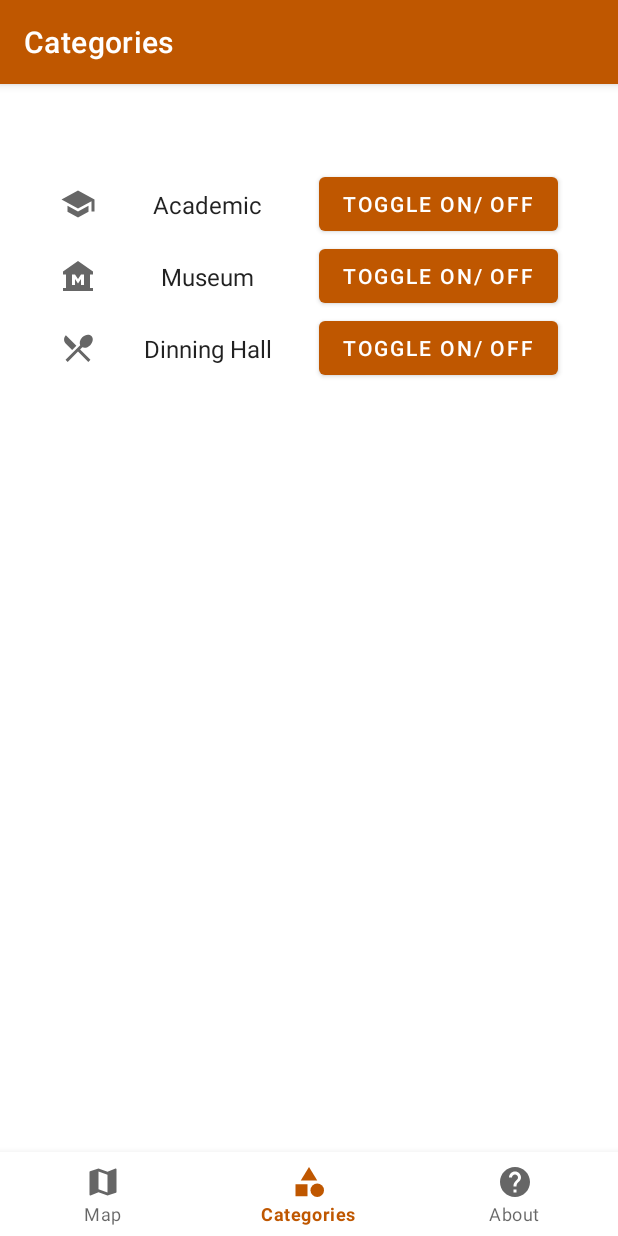
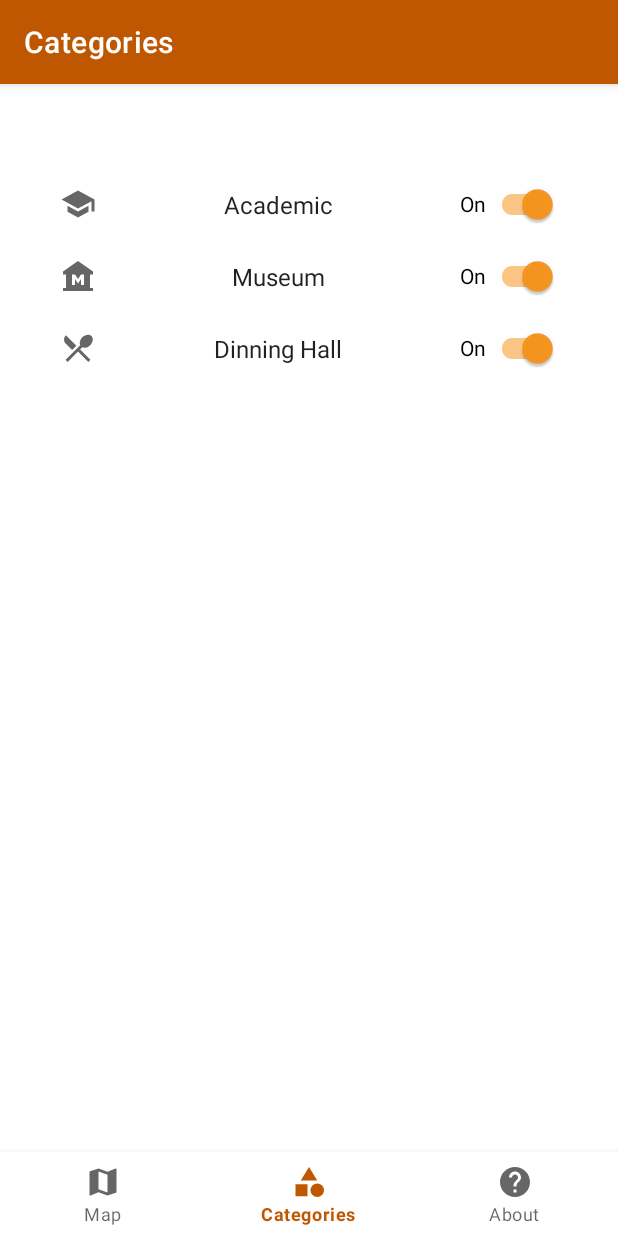
Before and after one commit to coolical/ut-map, an Android app: the CategoryFragment screen opened through its navigation route, on a phone screen of 412 x 824 dp. Run offline under Robolectric (Android 15) with nearby library versions, the phone set to English and light mode, and no system bars; our stand-ins replace navigation-ui.

Commit message:
closes #2, #3

```diff
--- a/app/src/main/java/com/example/ut_map/MyCategoryRecyclerViewAdapter.kt
+++ b/app/src/main/java/com/example/ut_map/MyCategoryRecyclerViewAdapter.kt
@@ -3,13 +3,14 @@ package com.example.ut_map
 import android.content.Context
 import android.view.LayoutInflater
 import android.view.ViewGroup
-import android.widget.Button
 import android.widget.ImageView
 import android.widget.TextView
+import android.widget.Toast
 import androidx.recyclerview.widget.RecyclerView
 import com.example.ut_map.data.DataSource.categories
 import com.example.ut_map.databinding.FragmentItemBinding
 import com.example.ut_map.model.Category
+import com.google.android.material.switchmaterial.SwitchMaterial
 
 /**
  * [RecyclerView.Adapter] that can display a category from [categories].
@@ -37,12 +38,19 @@ class MyCategoryRecyclerViewAdapter(
         val item = values[position]
         holder.contentView.text = item.name
         holder.imageView.setImageResource(item.imageResourceID)
+        if (item.toggle == false){
+            holder.button.toggle()
+            holder.button.text = resources?.getString(R.string.button_text_off)
+        }
         holder.button.setOnClickListener{
             for (category in categories){
                 if (category.name == item.name){
+                    category.toggle = !category.toggle
                     for (location in category.list){
                         location.visibility = !location.visibility
                     }
+                    Toast.makeText(context, resources?.getString(R.string.button_onToggle, item.name), Toast.LENGTH_SHORT).show()
+
                 }
             }
         }
@@ -51,10 +59,9 @@ class MyCategoryRecyclerViewAdapter(
     override fun getItemCount(): Int = values.size
 
     inner class ViewHolder(binding: FragmentItemBinding) : RecyclerView.ViewHolder(binding.root) {
-        //val idView: TextView = binding.itemNumber
         val contentView: TextView = binding.content
         val imageView: ImageView = binding.imageView
-        val button: Button = binding.button
+        val button: SwitchMaterial = binding.button
     }
 
 }
--- a/app/src/main/java/com/example/ut_map/model/Category.kt
+++ b/app/src/main/java/com/example/ut_map/model/Category.kt
@@ -6,5 +6,6 @@ data class Category(
     @DrawableRes
     val imageResourceID: Int,
     val name: String,
-    val list: List<Location>
+    val list: List<Location>,
+    var toggle: Boolean = true
 )
--- a/app/src/main/res/layout/fragment_item.xml
+++ b/app/src/main/res/layout/fragment_item.xml
@@ -30,13 +30,14 @@
         app:layout_constraintStart_toEndOf="@id/imageView"
         app:layout_constraintTop_toTopOf="parent" />
 
-    <com.google.android.material.button.MaterialButton
+    <com.google.android.material.switchmaterial.SwitchMaterial
         android:id="@+id/button"
         android:layout_width="wrap_content"
         android:layout_height="wrap_content"
         android:layout_marginEnd="24dp"
+        android:checked="true"
+        android:text="@string/button_text_on"
         app:layout_constraintBottom_toBottomOf="parent"
         app:layout_constraintEnd_toEndOf="parent"
-        app:layout_constraintTop_toTopOf="parent"
-        android:text="@string/button_text"/>
+        app:layout_constraintTop_toTopOf="parent" />
 </androidx.constraintlayout.widget.ConstraintLayout>
--- a/app/src/main/res/values/colors.xml
+++ b/app/src/main/res/values/colors.xml
@@ -11,5 +11,10 @@
     <color name="dark_gray">#333F48</color>
     <color name="orange">#F8971F</color>
     <color name="grey">#d6d2c4</color>
-
+    <color name="yellow">#ffd600</color>
+    <color name="light_green">#a6cd57</color>
+    <color name="green">#579d42</color>
+    <color name="teal">#00a9b7</color>
+    <color name="navy_blue">#005f86</color>
+    <color name="blue_grey">#9cadb7</color>
 </resources>
--- a/app/src/main/res/values/strings.xml
+++ b/app/src/main/res/values/strings.xml
@@ -12,4 +12,7 @@
     <string name="about_content">UT Map is a project created in CS 329E Mobile Computing course for our final project to demonstrate what is learned throughout the course. Members include Kevin Woo and Abraham Romero.</string>
     <string name="about_links">Github:\n https://github.com/coolical/ut-map//</string>
     <string name="button_text">Toggle On/ Off</string>
+    <string name="button_text_on">On</string>
+    <string name="button_text_off">Off</string>
+    <string name="button_onToggle">%1$s has been toggled</string>
 </resources>
```
Also changed, not shown: app/src/main/java/com/example/ut_map/MapsFragment.kt (+32 -4 lines).
